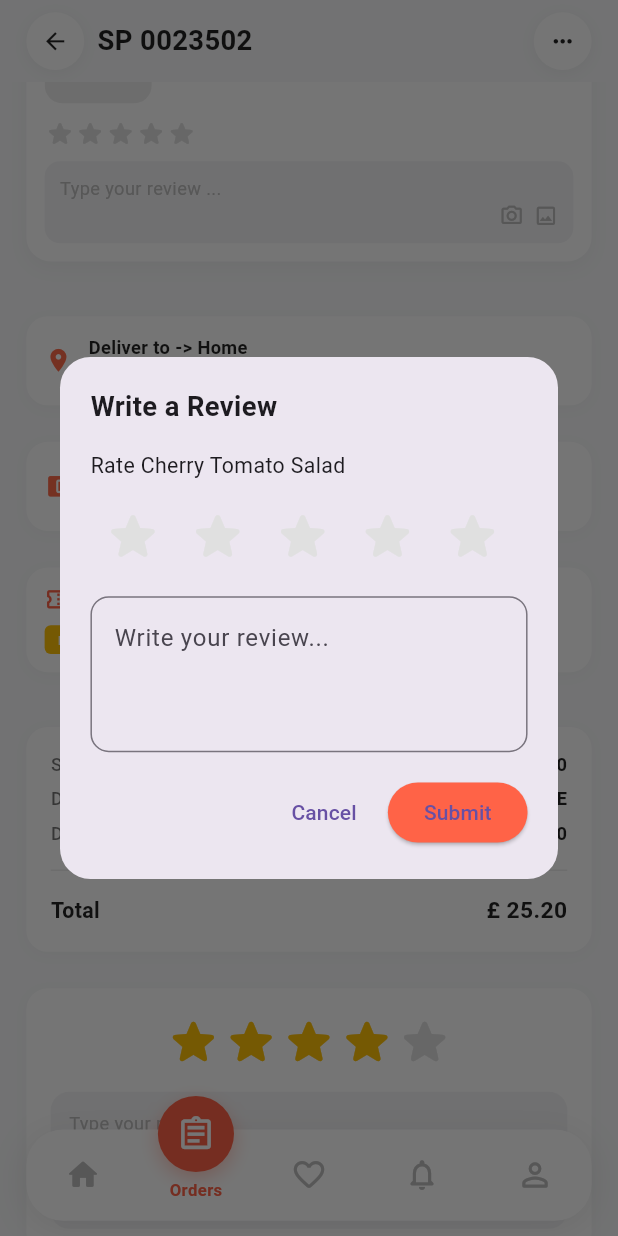
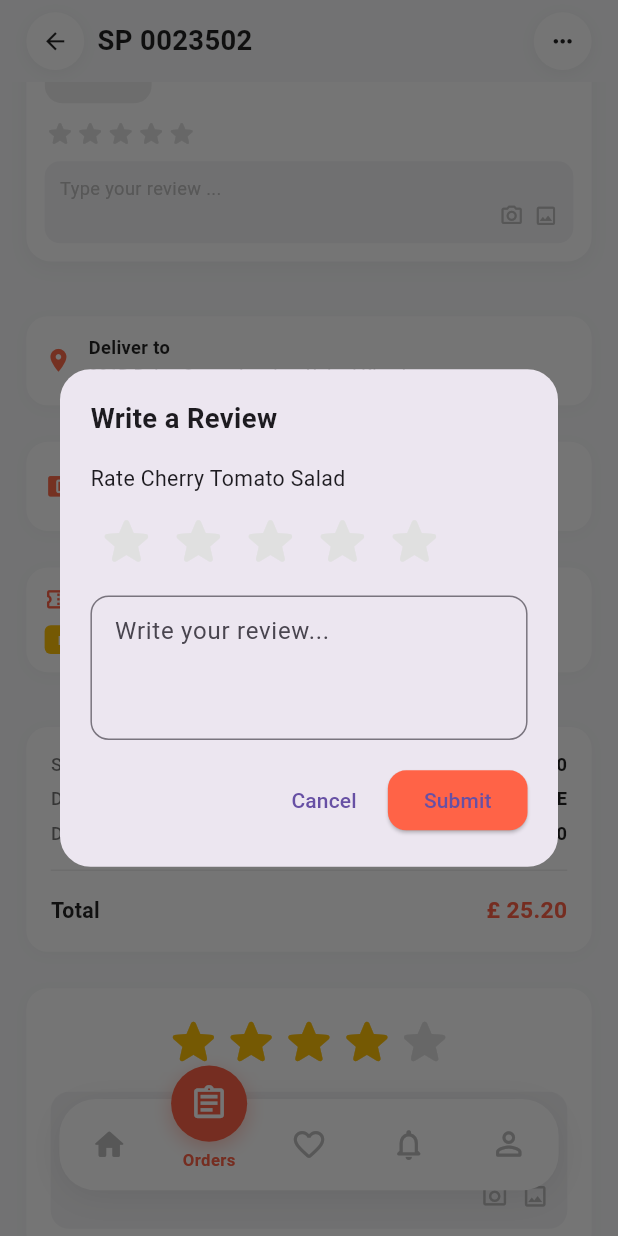
Before and after one commit to desh009/Food_delivery_App, a Flutter app: the OrderDetailsScreen screen opened by its route, scrolled down 576 dp, after a tap on "Type your review ...", on a phone screen of 412 x 824 dp. Run offline on Flutter 3.47's test engine with Material 3 defaults, Android fonts, the phone set to English and light mode, and no system bars; our stand-ins replace firebase_core, flutter_screenutil, geolocator, get, google_maps_flutter, intl_phone_field and 2 more; accounts and stored records are empty; network calls fail.

Commit message:
invite_freind_screen_update

```diff
--- a/lib/app/core/modules/Screens/Order_screen/view/order_screen_view.dart
+++ b/lib/app/core/modules/Screens/Order_screen/view/order_screen_view.dart
@@ -16,7 +16,7 @@ class OrderDetailsScreen extends StatelessWidget {
 
   @override
   Widget build(BuildContext context) {
-    // ✅ Initialize Controller with Binding
+    // ✅ Controller Initialize
     if (!Get.isRegistered<OrderDetailsController>()) {
       Get.put(OrderDetailsController());
     }
@@ -72,8 +72,7 @@ class OrderDetailsScreen extends StatelessWidget {
                           _buildInfoCard(
                             icon: Icons.location_on,
                             iconColor: const Color(0xFFFF6B4A),
-                            title:
-                                "Deliver to -> ${controller.deliveryType.value}",
+                            title: "Deliver to",
                             subtitle: controller.deliveryAddress.value,
                           ),
                           SizedBox(height: 12.h),
@@ -100,9 +99,9 @@ class OrderDetailsScreen extends StatelessWidget {
 
             // Global Bottom Navigation Bar
             Positioned(
-              bottom: 0,
-              left: 0,
-              right: 0,
+              bottom: 20.h,
+              left: 20.w,
+              right: 20.w,
               child: const BottomNavigationWidget(),
             ),
           ],
@@ -111,13 +110,14 @@ class OrderDetailsScreen extends StatelessWidget {
     );
   }
 
-  // ========== Top App Bar ==========
+  // ============================================================
+  // TOP APP BAR - ✅ Obx ঠিক করা হয়েছে
+  // ============================================================
   Widget _buildTopAppBar(OrderDetailsController controller) {
     return Padding(
       padding: EdgeInsets.symmetric(horizontal: 16.w, vertical: 8.h),
       child: Row(
         children: [
-          // ✅ Back Button - Home Screen এ যাবে
           GestureDetector(
             onTap: () {
               BottomNavController.to.goBack();
@@ -139,9 +139,10 @@ class OrderDetailsScreen extends StatelessWidget {
             ),
           ),
           SizedBox(width: 8.w),
-          Obx(
-            () => Expanded(
-              child: Text(
+          // ✅ শুধু Obx যেখানে Observable ব্যবহার হচ্ছে
+          Expanded(
+            child: Obx(
+              () => Text(
                 controller.orderNumber.value,
                 style: TextStyle(
                   fontSize: 18.sp,
@@ -181,7 +182,9 @@ class OrderDetailsScreen extends StatelessWidget {
     );
   }
 
-  // ========== Order Summary Header ==========
+  // ============================================================
+  // ORDER SUMMARY HEADER - ✅ Obx ঠিক করা হয়েছে
+  // ============================================================
   Widget _buildOrderSummaryHeader(OrderDetailsController controller) {
     return Obx(
       () => Row(
@@ -198,7 +201,7 @@ class OrderDetailsScreen extends StatelessWidget {
           Container(
             padding: EdgeInsets.symmetric(horizontal: 10.w, vertical: 4.h),
             decoration: BoxDecoration(
-              color: const Color(0xFFE8F5E9),
+              color: _getStatusColor(controller.orderStatus.value).withOpacity(0.1),
               borderRadius: BorderRadius.circular(12.r),
             ),
             child: Text(
@@ -206,7 +209,7 @@ class OrderDetailsScreen extends StatelessWidget {
               style: TextStyle(
                 fontSize: 11.sp,
                 fontWeight: FontWeight.w600,
-                color: const Color(0xFF2E7D32),
+                color: _getStatusColor(controller.orderStatus.value),
               ),
             ),
           ),
@@ -215,7 +218,22 @@ class OrderDetailsScreen extends StatelessWidget {
     );
   }
 
-  // ========== Order Item Card ==========
+  Color _getStatusColor(String status) {
+    switch (status.toLowerCase()) {
+      case 'delivered':
+        return Colors.green;
+      case 'pending':
+        return Colors.orange;
+      case 'cancelled':
+        return Colors.red;
+      default:
+        return Colors.blue;
+    }
+  }
+
+  // ============================================================
+  // ORDER ITEM CARD - ✅ Obx ঠিক করা হয়েছে
+  // ============================================================
   Widget _buildOrderItemCard(
     OrderDetailsController controller,
     OrderItem item,
@@ -255,6 +273,7 @@ class OrderDetailsScreen extends StatelessWidget {
                       child: Icon(
                         Icons.image_not_supported,
                         color: Colors.grey,
+                        size: 30.sp,
                       ),
                     );
                   },
@@ -299,10 +318,19 @@ class OrderDetailsScreen extends StatelessWidget {
                         ),
                       ],
                     ),
+                    if (item.quantity > 1)
+                      Text(
+                        'Qty: ${item.quantity}',
+                        style: TextStyle(
+                          fontSize: 11.sp,
+                          color: Colors.grey.shade600,
+                        ),
+                      ),
                   ],
                 ),
               ),
               SizedBox(width: 8.w),
+              // ✅ Obx সঠিকভাবে ব্যবহার করা হয়েছে
               Obx(
                 () => ElevatedButton.icon(
                   onPressed: controller.isReorderInProgress.value
@@ -449,7 +477,9 @@ class OrderDetailsScreen extends StatelessWidget {
     );
   }
 
-  // ========== Info Card ==========
+  // ============================================================
+  // INFO CARD - ✅ Obx সরানো হয়েছে (কারণ Observable নেই)
+  // ============================================================
   Widget _buildInfoCard({
     required IconData icon,
     required Color iconColor,
@@ -505,7 +535,9 @@ class OrderDetailsScreen extends StatelessWidget {
     );
   }
 
-  // ========== Promotions Card ==========
+  // ============================================================
+  // PROMOTIONS CARD - ✅ Obx ঠিক করা হয়েছে
+  // ============================================================
   Widget _buildPromotionsCard(OrderDetailsController controller) {
     return Obx(
       () => Container(
@@ -575,7 +607,9 @@ class OrderDetailsScreen extends StatelessWidget {
     );
   }
 
-  // ========== Price Summary ==========
+  // ============================================================
+  // PRICE SUMMARY - ✅ Obx ঠিক করা হয়েছে
+  // ============================================================
   Widget _buildPriceSummary(OrderDetailsController controller) {
     return Obx(
       () => Container(
@@ -633,14 +667,16 @@ class OrderDetailsScreen extends StatelessWidget {
           style: TextStyle(
             fontSize: isTotal ? 15.sp : 12.sp,
             fontWeight: FontWeight.bold,
-            color: Colors.black87,
+            color: isTotal ? AppColors.tomato : Colors.black87,
           ),
         ),
       ],
     );
   }
 
-  // ========== Overall Rating Section ==========
+  // ============================================================
+  // OVERALL RATING SECTION - ✅ Obx ঠিক করা হয়েছে
+  // ============================================================
   Widget _buildOverallRatingSection(OrderDetailsController controller) {
     return Obx(
       () => Container(
@@ -724,8 +760,9 @@ class OrderDetailsScreen extends StatelessWidget {
     );
   }
 
-  // ========== Dialog Methods ==========
-
+  // ============================================================
+  // REVIEW DIALOG
+  // ============================================================
   void _showReviewDialog(OrderDetailsController controller, OrderItem item) {
     final TextEditingController reviewController = TextEditingController();
     reviewController.text = item.reviewText;
@@ -738,6 +775,7 @@ class OrderDetailsScreen extends StatelessWidget {
         ),
         child: Container(
           padding: EdgeInsets.all(20.r),
+          constraints: BoxConstraints(maxWidth: 400.w),
           child: Column(
             mainAxisSize: MainAxisSize.min,
             crossAxisAlignment: CrossAxisAlignment.start,
@@ -767,6 +805,8 @@ class OrderDetailsScreen extends StatelessWidget {
                               ? Colors.amber
                               : Colors.grey.shade300,
                         ),
+                        padding: EdgeInsets.zero,
+                        constraints: const BoxConstraints(),
                       ),
                     ),
                   );
@@ -781,6 +821,7 @@ class OrderDetailsScreen extends StatelessWidget {
                   border: OutlineInputBorder(
                     borderRadius: BorderRadius.circular(12.r),
                   ),
+                  contentPadding: EdgeInsets.all(12.r),
                 ),
               ),
               SizedBox(height: 16.h),
@@ -805,6 +846,9 @@ class OrderDetailsScreen extends StatelessWidget {
                     },
                     style: ElevatedButton.styleFrom(
                       backgroundColor: AppColors.tomato,
+                      shape: RoundedRectangleBorder(
+                        borderRadius: BorderRadius.circular(12.r),
+                      ),
                     ),
                     child: Text("Submit"),
                   ),
@@ -817,6 +861,9 @@ class OrderDetailsScreen extends StatelessWidget {
     );
   }
 
+  // ============================================================
+  // OVERALL REVIEW DIALOG
+  // ============================================================
   void _showOverallReviewDialog(OrderDetailsController controller) {
     final TextEditingController reviewController = TextEditingController();
     reviewController.text = controller.overallReview.value;
@@ -828,6 +875,7 @@ class OrderDetailsScreen extends StatelessWidget {
         ),
         child: Container(
           padding: EdgeInsets.all(20.r),
+          constraints: BoxConstraints(maxWidth: 400.w),
           child: Column(
             mainAxisSize: MainAxisSize.min,
             crossAxisAlignment: CrossAxisAlignment.start,
@@ -845,6 +893,7 @@ class OrderDetailsScreen extends StatelessWidget {
                   border: OutlineInputBorder(
                     borderRadius: BorderRadius.circular(12.r),
                   ),
+                  contentPadding: EdgeInsets.all(12.r),
                 ),
               ),
               SizedBox(height: 16.h),
@@ -863,6 +912,9 @@ class OrderDetailsScreen extends StatelessWidget {
                     },
                     style: ElevatedButton.styleFrom(
                       backgroundColor: AppColors.tomato,
+                      shape: RoundedRectangleBorder(
+                        borderRadius: BorderRadius.circular(12.r),
+                      ),
                     ),
                     child: Text("Submit"),
                   ),
--- a/lib/app/core/modules/Screens/Profile_screen/view/profile_view.dart
+++ b/lib/app/core/modules/Screens/Profile_screen/view/profile_view.dart
@@ -4,6 +4,8 @@ import 'package:flutter/material.dart';
 import 'package:flutter_screenutil/flutter_screenutil.dart';
 import 'package:food_hjoiopk/app/core/modules/Screens/Profile_items_screens/About_app_screen/binder/about_app_binder.dart';
 import 'package:food_hjoiopk/app/core/modules/Screens/Profile_items_screens/About_app_screen/view/about_app_view.dart';
+import 'package:food_hjoiopk/app/core/modules/Screens/Profile_items_screens/Invite_Friends_Screen/binder/invite_friends_binder.dart';
+import 'package:food_hjoiopk/app/core/modules/Screens/Profile_items_screens/Invite_Friends_Screen/view/invite_friends-view.dart';
 import 'package:food_hjoiopk/app/core/modules/Screens/Profile_items_screens/Security_Screen/binder/security_screen_binder.dart';
 import 'package:food_hjoiopk/app/core/modules/Screens/Profile_items_screens/Security_Screen/view/security_screen_view.dart';
 import 'package:food_hjoiopk/app/core/modules/Screens/Profile_items_screens/Track_order/binder/track_order_binder.dart';
@@ -116,12 +118,9 @@ class ProfileScreen extends StatelessWidget {
                     Icons.people_outline_rounded,
                     "Invite Friends",
                     onTap: () {
-                      Get.snackbar(
-                        'Invite Friends',
-                        'Coming soon!',
-                        snackPosition: SnackPosition.BOTTOM,
-                        backgroundColor: Colors.blue,
-                        colorText: Colors.white,
+                      Get.to(
+                        () => const InviteFriendScreen(),
+                        binding: InviteFriendBinding(),
                       );
                     },
                   ),
--- a/lib/app/core/routes/app_pages.dart
+++ b/lib/app/core/routes/app_pages.dart
@@ -164,5 +164,12 @@ class AppPages {
       binding: VoucherBinding(),
       transition: Transition.rightToLeft,
     ),
+
+       GetPage(
+      name: Routes.INVITE_FRIENDS,
+      page: () => const VoucherScreen(),
+      binding: VoucherBinding(),
+      transition: Transition.rightToLeft,
+    ),
   ];
 }
--- a/lib/app/core/routes/app_routes.dart
+++ b/lib/app/core/routes/app_routes.dart
@@ -44,10 +44,9 @@ abstract class Routes {
 
   static const ABOUT_APP = _Paths.ABOUT_APP;
 
-    static const ADD_TO_CART_LIST_ITEM = _Paths.ADD_TO_CART_LIST_ITEM;
-      static const  VOUCHER = _Paths.VOUCHER;
-
-
+  static const ADD_TO_CART_LIST_ITEM = _Paths.ADD_TO_CART_LIST_ITEM;
+  static const VOUCHER = _Paths.VOUCHER;
+  static const INVITE_FRIENDS = _Paths.INVITE_FRIENDS;
 }
 
 abstract class _Paths {
@@ -89,14 +88,12 @@ abstract class _Paths {
 
   static const PROFILE_EDIT = '/profile-edit';
 
-  static const  TRACK_ORDER = '/track-order';
-  static const  SECURITY = '/security';
+  static const TRACK_ORDER = '/track-order';
+  static const SECURITY = '/security';
 
-  static const  ABOUT_APP = '/about-app';
-  static const  VOUCHER = '/voucher';
+  static const ABOUT_APP = '/about-app';
+  static const VOUCHER = '/voucher';
 
-
-  static const  ADD_TO_CART_LIST_ITEM = '/add-to-cart-list-item';
-
-
+  static const ADD_TO_CART_LIST_ITEM = '/add-to-cart-list-item';
+  static const INVITE_FRIENDS = '/invite_friends';
 }
--- a/pubspec.yaml
+++ b/pubspec.yaml
@@ -48,6 +48,7 @@ dependencies:
   google_maps_flutter: ^2.18.0
   permission_handler: ^12.0.3
   url_launcher: ^6.3.2
+  share_plus: ^13.3.0
   # geocoding: ^2.0.0
 
 dev_dependencies:
```
Also changed, not shown: pubspec.lock, 4 other files.
